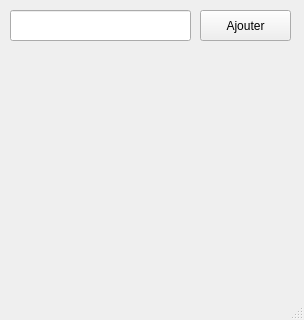
Qt form ui/livrewindow.ui (Hajaniaina07/BiblioTECH) before a commit.
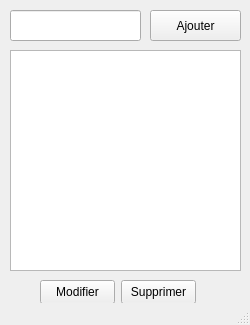
The same form after that commit. Icons and pictures are not drawn.

Commit message: livreui size

What changed in the file:
```diff
--- a/ui/livrewindow.ui
+++ b/ui/livrewindow.ui
@@ -6,10 +6,22 @@
    <rect>
     <x>0</x>
     <y>0</y>
-    <width>304</width>
-    <height>320</height>
+    <width>250</width>
+    <height>325</height>
    </rect>
   </property>
+  <property name="minimumSize">
+   <size>
+    <width>250</width>
+    <height>325</height>
+   </size>
+  </property>
+  <property name="maximumSize">
+   <size>
+    <width>250</width>
+    <height>325</height>
+   </size>
+  </property>
   <property name="windowTitle">
    <string>MainWindow</string>
   </property>
@@ -22,7 +34,7 @@
      <rect>
       <x>10</x>
       <y>10</y>
-      <width>181</width>
+      <width>131</width>
       <height>31</height>
      </rect>
     </property>
@@ -30,7 +42,7 @@
    <widget class="QPushButton" name="pushButton">
     <property name="geometry">
      <rect>
-      <x>200</x>
+      <x>150</x>
       <y>10</y>
       <width>91</width>
       <height>31</height>
@@ -40,6 +52,42 @@
      <string>Ajouter</string>
     </property>
    </widget>
+   <widget class="QPushButton" name="editButton">
+    <property name="geometry">
+     <rect>
+      <x>40</x>
+      <y>280</y>
+      <width>75</width>
+      <height>24</height>
+     </rect>
+    </property>
+    <property name="text">
+     <string>Modifier</string>
+    </property>
+   </widget>
+   <widget class="QPushButton" name="deleteButton">
+    <property name="geometry">
+     <rect>
+      <x>121</x>
+      <y>280</y>
+      <width>75</width>
+      <height>24</height>
+     </rect>
+    </property>
+    <property name="text">
+     <string>Supprimer</string>
+    </property>
+   </widget>
+   <widget class="QTableView" name="tableView">
+    <property name="geometry">
+     <rect>
+      <x>10</x>
+      <y>50</y>
+      <width>231</width>
+      <height>221</height>
+     </rect>
+    </property>
+   </widget>
   </widget>
   <widget class="QMenuBar" name="menubar">
    <property name="geometry">
```
Left out of the diff: 6 changed lines with no effect on the pictures. The commit also changes 1 other file.
